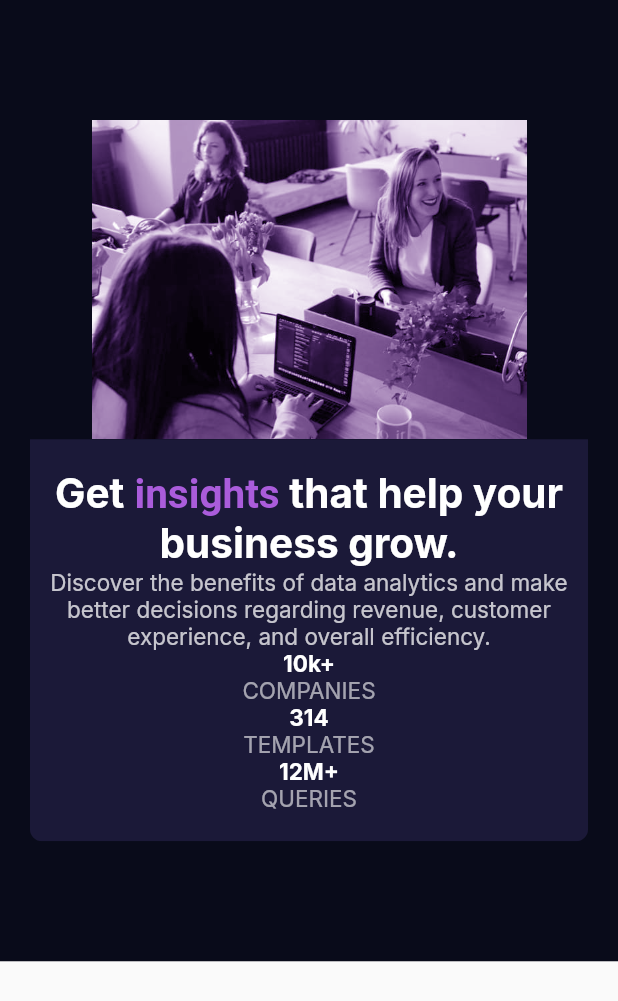
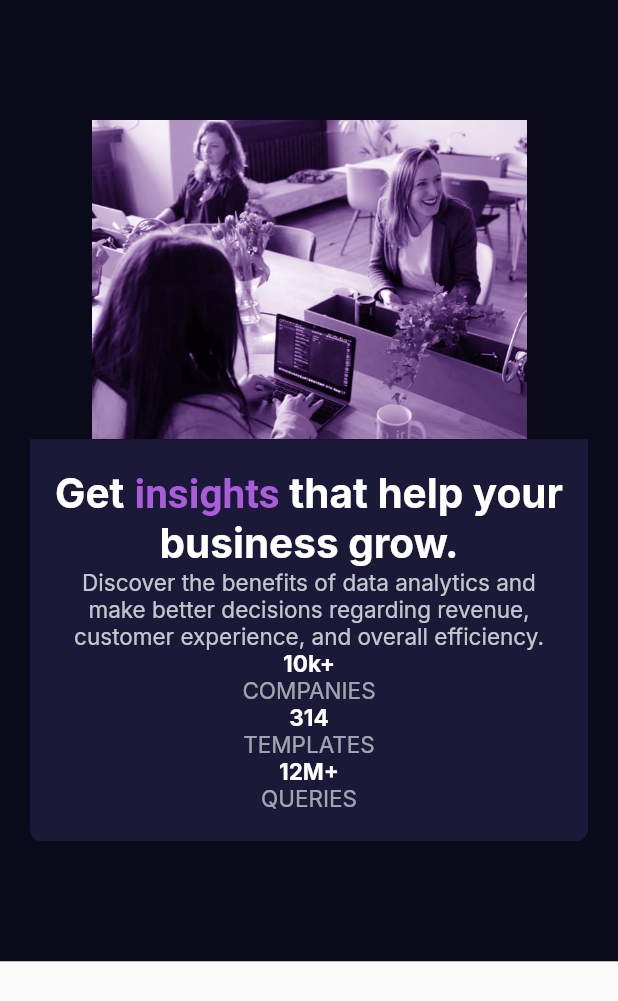
Before and after one commit to romofel/fm-stats_preview_card_component-flutter, a Flutter app: the screen it shows after launch, on a phone screen of 412 x 824 dp. Shown: the top 1001 px of the screen. Run offline on Flutter 3.47's test engine with Material 2 defaults, Android fonts, the phone set to English and light mode, and no system bars; our stand-ins replace google_fonts.

Commit message:
Add padding to text section

```diff
--- a/lib/pages/home_page.dart
+++ b/lib/pages/home_page.dart
@@ -26,8 +26,8 @@ class HomePage extends StatelessWidget {
                     color: kCardBackgroundColor.toColor(),
                   ),
                   child: Padding(
-                    padding:
-                        const EdgeInsets.symmetric(vertical: 20, horizontal: 8),
+                    padding: const EdgeInsets.symmetric(
+                        vertical: 20, horizontal: 14),
                     child: Column(
                       crossAxisAlignment: CrossAxisAlignment.center,
                       children: <Widget>[
```
